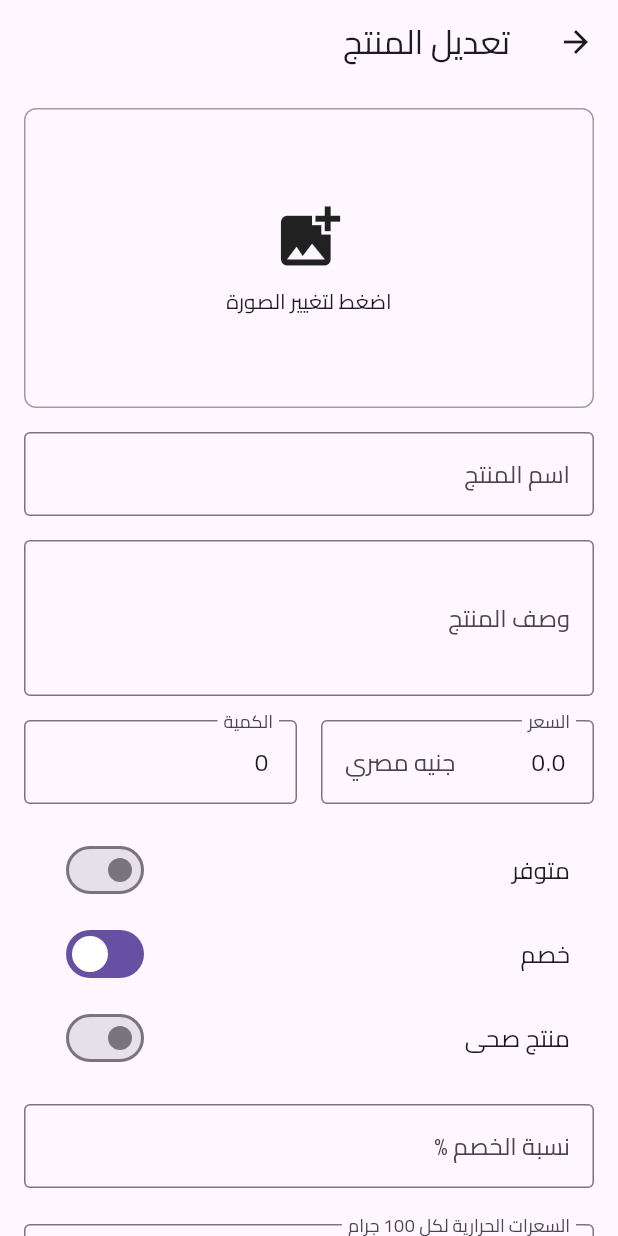
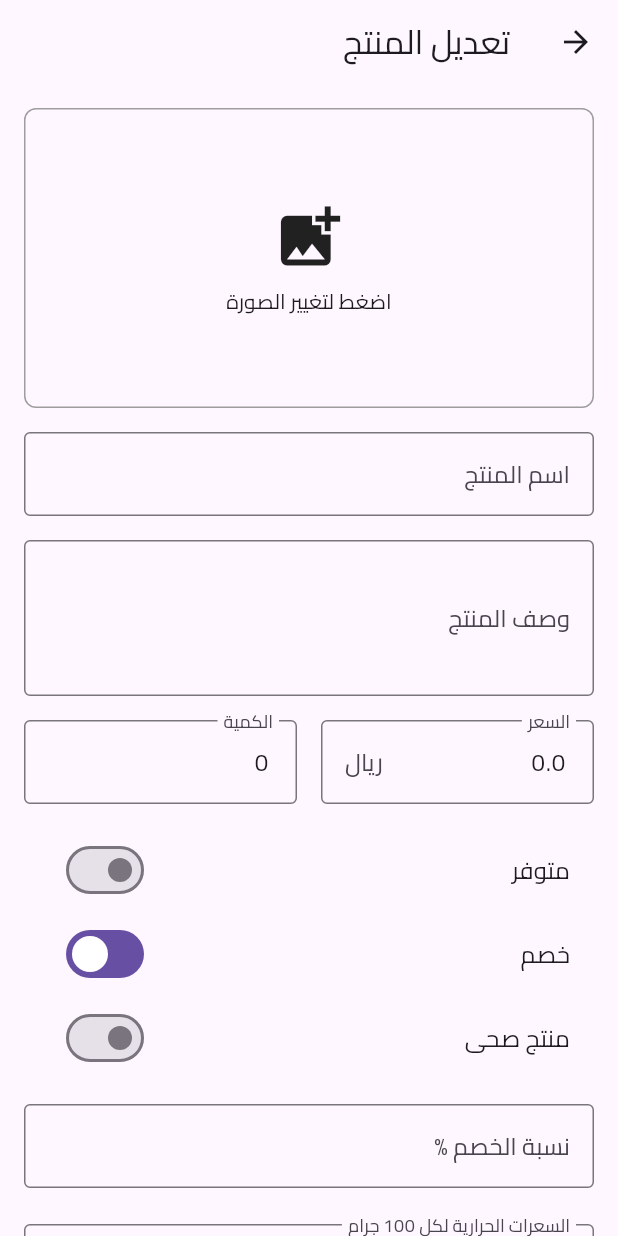
Before and after one commit to AbdulrhmanM0hamed/Web_Dashboard_Supabase, a Flutter app: the EditProductView screen opened directly with empty values, after a tap on the "close" icon, after a tap on "خصم", on a phone screen of 412 x 824 dp. Run offline on Flutter 3.47's test engine with Material 3 defaults, Android fonts, the phone set to English and light mode, and no system bars; our stand-ins replace equatable, flutter_bloc, flutter_svg, get_it, image_picker, just_audio and 3 more; missing offline and left inert: dart:html; accounts and stored records are empty; network calls fail.

Commit message:
chage pound to ryal

```diff
--- a/lib/dashboard/presentation/view/orders/invoice_pdf.dart
+++ b/lib/dashboard/presentation/view/orders/invoice_pdf.dart
@@ -179,7 +179,7 @@ class InvoicePDF {
                           ),
                           pw.Expanded(
                             child: pw.Text(
-                              '${item.quantity * item.price} جنيه',
+                              '${item.quantity * item.price} ريال',
                               textAlign: pw.TextAlign.left,
                               style:
                                   pw.TextStyle(font: arabicFont, fontSize: 8),
@@ -209,7 +209,7 @@ class InvoicePDF {
                       ),
                     ),
                     pw.Text(
-                      '${order.totalAmount} جنيه',
+                      '${order.totalAmount} ريال',
                       style: pw.TextStyle(
                         font: arabicBoldFont,
                         fontSize: 14,
--- a/lib/dashboard/presentation/view/orders/orders_view.dart
+++ b/lib/dashboard/presentation/view/orders/orders_view.dart
@@ -107,9 +107,9 @@ class _OrdersViewState extends State<OrdersView> {
                     margin: const EdgeInsets.symmetric(vertical: 4),
                     child: ListTile(
                       title: Text(item.productName),
-                      subtitle: Text('${item.quantity} × ${item.price} جنيه'),
+                      subtitle: Text('${item.quantity} × ${item.price} ريال'),
                       trailing: Text(
-                        '${item.quantity * item.price} جنيه',
+                        '${item.quantity * item.price} ريال',
                         style: getBoldStyle(fontFamily: FontConstant.cairo  , fontSize: FontSize.size14 , color: TColors.primary),
                       ),
                     ),
@@ -126,7 +126,7 @@ class _OrdersViewState extends State<OrdersView> {
                     ),
                   ),
                   Text(
-                    '${order.totalAmount} جنيه',
+                    '${order.totalAmount} ريال',
                     style: getBoldStyle(fontFamily: FontConstant.cairo  , fontSize: FontSize.size18 , color: TColors.secondary),
                   ),
                 ],
--- a/lib/dashboard/presentation/view/products/edit_product_view.dart
+++ b/lib/dashboard/presentation/view/products/edit_product_view.dart
@@ -261,7 +261,7 @@ class _EditProductViewState extends State<EditProductView> {
                     decoration: const InputDecoration(
                       labelText: 'السعر',
                       border: OutlineInputBorder(),
-                      suffixText: 'جنيه مصري',
+                      suffixText: 'ريال',
                     ),
                     keyboardType: TextInputType.number,
                     validator: (value) {
```
